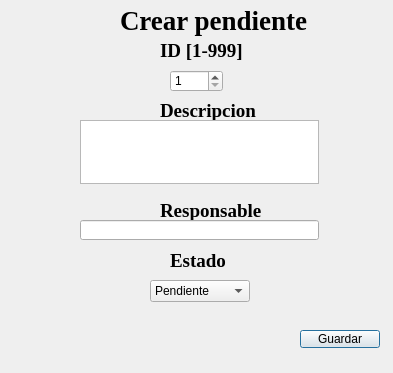
Old version of the form proyectoSolitario/crearpendiente.ui in the repository dereck-anti-EPN/Proyecto-Programacion.
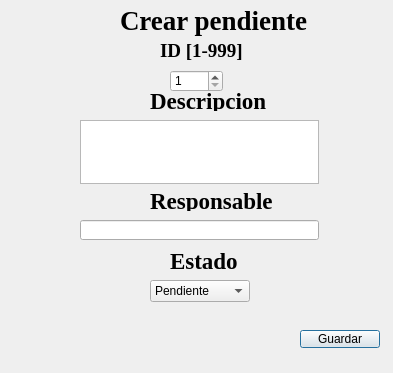
New version of the form. Icons and pictures are not drawn.

The edit to the form file:
```diff
--- a/proyectoSolitario/crearpendiente.ui
+++ b/proyectoSolitario/crearpendiente.ui
@@ -65,8 +65,8 @@
   <widget class="QLabel" name="label_3">
    <property name="geometry">
     <rect>
-     <x>160</x>
-     <y>100</y>
+     <x>150</x>
+     <y>90</y>
      <width>221</width>
      <height>21</height>
     </rect>
@@ -74,7 +74,7 @@
    <property name="font">
     <font>
      <family>Times New Roman</family>
-     <pointsize>14</pointsize>
+     <pointsize>17</pointsize>
      <italic>false</italic>
      <bold>true</bold>
      <underline>false</underline>
@@ -88,8 +88,8 @@
   <widget class="QLabel" name="label_4">
    <property name="geometry">
     <rect>
-     <x>160</x>
-     <y>200</y>
+     <x>150</x>
+     <y>190</y>
      <width>221</width>
      <height>21</height>
     </rect>
@@ -97,7 +97,7 @@
    <property name="font">
     <font>
      <family>Times New Roman</family>
-     <pointsize>14</pointsize>
+     <pointsize>17</pointsize>
      <italic>false</italic>
      <bold>true</bold>
      <underline>false</underline>
@@ -120,7 +120,7 @@
    <property name="font">
     <font>
      <family>Times New Roman</family>
-     <pointsize>14</pointsize>
+     <pointsize>17</pointsize>
      <italic>false</italic>
      <bold>true</bold>
      <underline>false</underline>
```
